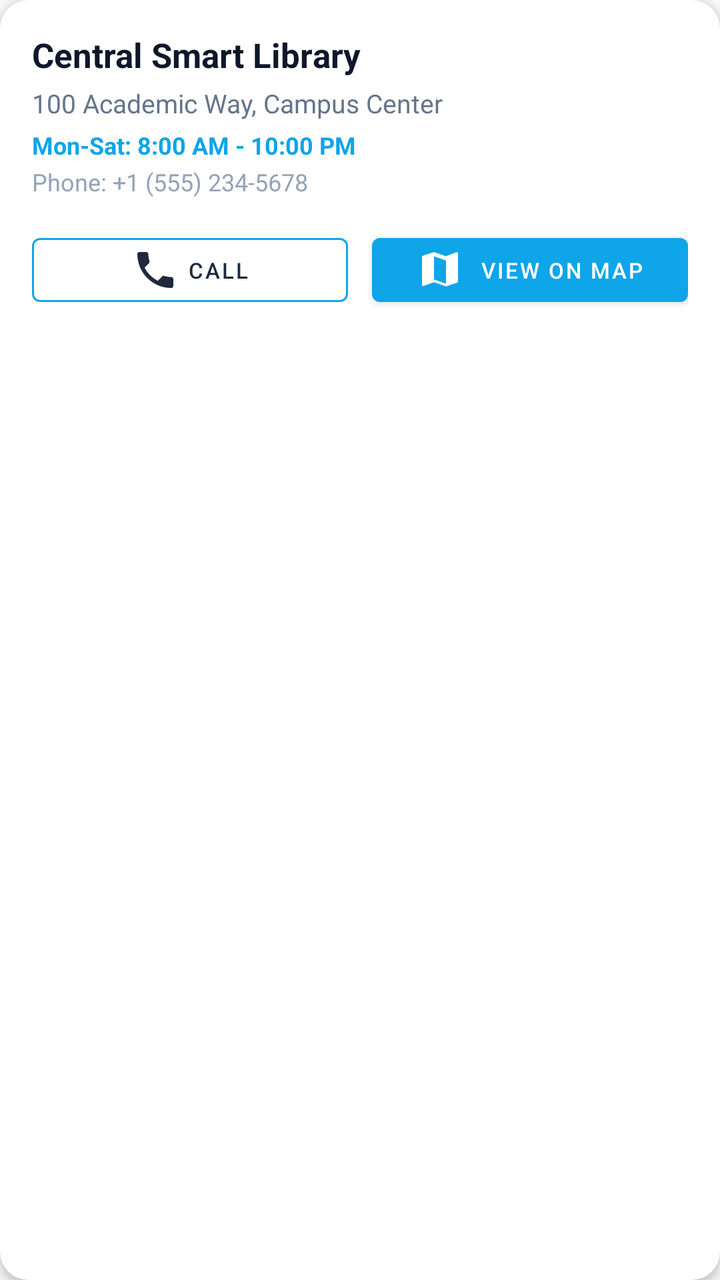
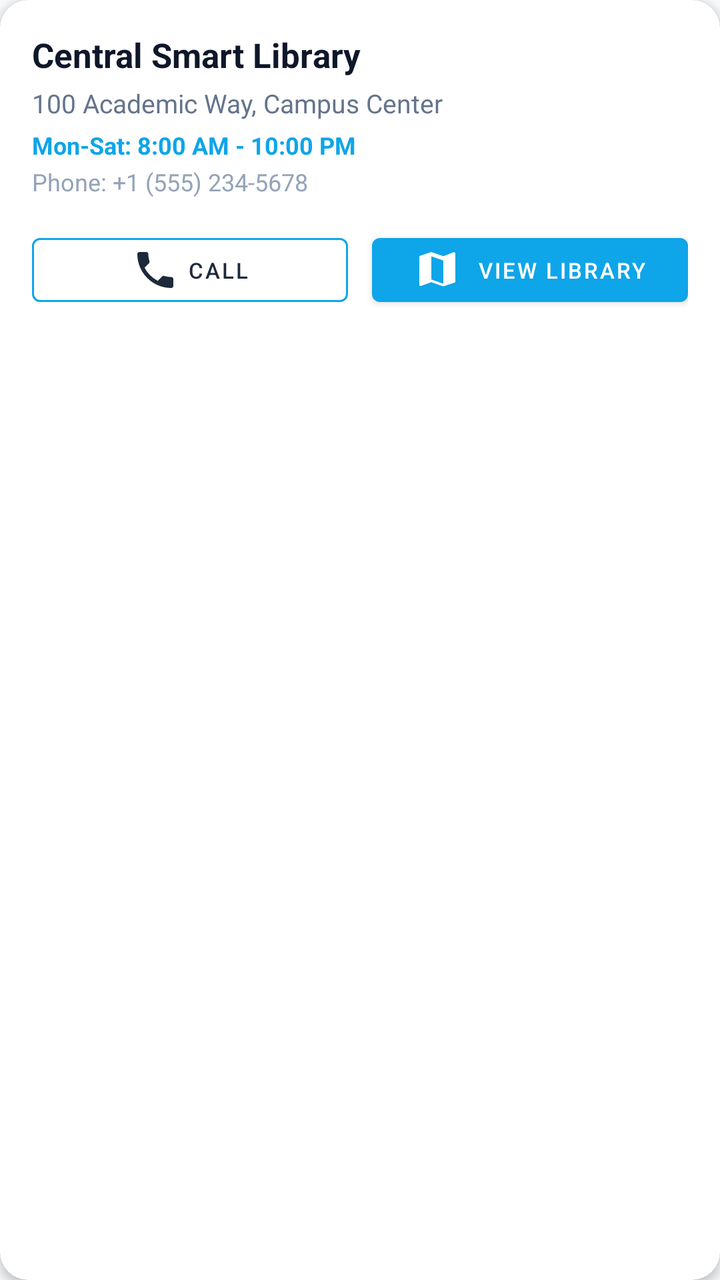

Compare the two renders of this Android layout. The source of the first and the diff that turns it into the second are given below.
<!-- AndroidManifest.xml: application theme Theme.SmartLibrary -->
<!-- res/layout/item_library.xml -->
<?xml version="1.0" encoding="utf-8"?>
<com.google.android.material.card.MaterialCardView xmlns:android="http://schemas.android.com/apk/res/android"
    xmlns:app="http://schemas.android.com/apk/res-auto"
    android:id="@+id/cardLibrary"
    android:layout_width="match_parent"
    android:layout_height="wrap_content"
    android:layout_marginBottom="12dp"
    app:cardBackgroundColor="@color/surface"
    app:cardCornerRadius="14dp"
    app:cardElevation="3dp"
    app:strokeColor="@color/card_stroke">

    <LinearLayout
        android:layout_width="match_parent"
        android:layout_height="wrap_content"
        android:orientation="vertical"
        android:padding="16dp">

        <TextView
            android:id="@+id/tvLibraryName"
            android:layout_width="wrap_content"
            android:layout_height="wrap_content"
            android:text="Central Smart Library"
            android:textColor="@color/text_primary"
            android:textSize="17sp"
            android:textStyle="bold" />

        <TextView
            android:id="@+id/tvLibraryAddress"
            android:layout_width="wrap_content"
            android:layout_height="wrap_content"
            android:layout_marginTop="4dp"
            android:text="100 Academic Way, Campus Center"
            android:textColor="@color/text_secondary"
            android:textSize="13sp" />

        <TextView
            android:id="@+id/tvLibraryHours"
            android:layout_width="wrap_content"
            android:layout_height="wrap_content"
            android:layout_marginTop="4dp"
            android:text="Mon-Sat: 8:00 AM - 10:00 PM"
            android:textColor="@color/accent"
            android:textSize="12sp"
            android:textStyle="bold" />

        <TextView
            android:id="@+id/tvLibraryPhone"
            android:layout_width="wrap_content"
            android:layout_height="wrap_content"
            android:layout_marginTop="2dp"
            android:text="Phone: +1 (555) 234-5678"
            android:textColor="@color/text_muted"
            android:textSize="12sp" />

        <LinearLayout
            android:layout_width="match_parent"
            android:layout_height="wrap_content"
            android:layout_marginTop="14dp"
            android:orientation="horizontal">

            <com.google.android.material.button.MaterialButton
                android:id="@+id/btnCallLibrary"
                style="@style/Widget.MaterialComponents.Button.OutlinedButton"
                android:layout_width="0dp"
                android:layout_height="44dp"
                android:layout_marginEnd="6dp"
                android:layout_weight="1"
                android:text="CALL"
                android:textSize="11sp"
                app:icon="@drawable/ic_phone"
                app:iconGravity="textStart"
                app:strokeColor="@color/accent" />

            <com.google.android.material.button.MaterialButton
                android:id="@+id/btnViewOnMap"
                android:layout_width="0dp"
                android:layout_height="44dp"
                android:layout_marginStart="6dp"
                android:layout_weight="1"
                android:text="VIEW ON MAP"
                android:textSize="11sp"
                app:backgroundTint="@color/accent"
                app:icon="@drawable/ic_map"
                app:iconGravity="textStart" />
        </LinearLayout>

    </LinearLayout>
</com.google.android.material.card.MaterialCardView>
<!-- resources referenced by this layout -->
<resources>
  <color name="accent">#0EA5E9</color>
  <color name="card_stroke">#CBD5E1</color>
  <color name="surface">#FFFFFF</color>
  <color name="text_muted">#94A3B8</color>
  <color name="text_primary">#0F172A</color>
  <color name="text_secondary">#64748B</color>
  <!-- drawable ic_map (drawable) -->
  <vector xmlns:android="http://schemas.android.com/apk/res/android"
      android:width="24dp"
      android:height="24dp"
      android:viewportWidth="24"
      android:viewportHeight="24">
    <path
        android:fillColor="#FF000000"
        android:pathData="M20.5,3l-0.16,0.03L15,5.1 9,3 3.36,4.9C3.15,4.97 3,5.17 3,5.4v14.1c0,0.36 0.35,0.62 0.7,0.5L9,18.1l6,2.1 5.64,-1.9c0.21,-0.07 0.36,-0.27 0.36,-0.5V3.7c0,-0.36 -0.35,-0.62 -0.7,-0.5zM15,18.85l-6,-2.11V5.15l6,2.11v11.59z"/>
  </vector>
  <!-- drawable ic_phone (drawable) -->
  <vector xmlns:android="http://schemas.android.com/apk/res/android"
      android:width="24dp"
      android:height="24dp"
      android:viewportWidth="24"
      android:viewportHeight="24">
    <path
        android:fillColor="#FF000000"
        android:pathData="M6.62,10.79c1.44,2.83 3.76,5.14 6.59,6.59l2.2,-2.2c0.27,-0.27 0.67,-0.36 1.02,-0.24 1.12,0.37 2.33,0.57 3.57,0.57 0.55,0 1,0.45 1,1V20c0,0.55 -0.45,1 -1,1-9.39,0 -17,-7.61 -17,-17 0,-0.55 0.45,-1 1,-1h3.5c0.55,0 1,0.45 1,1 0,1.25 0.2,2.45 0.57,3.57 0.11,0.35 0.03,0.74 -0.24,1.02l-2.2,2.2z"/>
  </vector>
  <style name="Theme.SmartLibrary" parent="Base.Theme.SmartLibrary" />
  <style name="Base.Theme.SmartLibrary" parent="Theme.MaterialComponents.DayNight.NoActionBar">
          
          <item name="colorPrimary">@color/primary</item>
          <item name="colorPrimaryVariant">@color/primary_dark</item>
          <item name="colorOnPrimary">@color/white</item>
          
          <item name="colorSecondary">@color/accent</item>
          <item name="colorSecondaryVariant">@color/accent_dark</item>
          <item name="colorOnSecondary">@color/white</item>
          
          <item name="android:statusBarColor">@color/primary_dark</item>
          <item name="android:windowLightStatusBar">false</item>
          
          <item name="android:windowBackground">@color/background</item>
      </style>
  <color name="primary">#1E293B</color>
  <color name="primary_dark">#0F172A</color>
  <color name="white">#FFFFFF</color>
  <color name="accent_dark">#0284C7</color>
  <color name="background">#F8FAFC</color>
</resources>

<!-- the commit's change to res/layout/item_library.xml (unified diff, before → after) -->
@@ -33,6 +33,17 @@
             android:text="100 Academic Way, Campus Center"
             android:textColor="@color/text_secondary"
             android:textSize="13sp" />
+
+        <TextView
+            android:id="@+id/tvLibraryDistance"
+            android:layout_width="wrap_content"
+            android:layout_height="wrap_content"
+            android:layout_marginTop="2dp"
+            android:text=""
+            android:visibility="gone"
+            android:textColor="@color/accent"
+            android:textStyle="italic"
+            android:textSize="12sp" />
 
         <TextView
             android:id="@+id/tvLibraryHours"
@@ -73,12 +84,12 @@
                 app:strokeColor="@color/accent" />
 
             <com.google.android.material.button.MaterialButton
-                android:id="@+id/btnViewOnMap"
+                android:id="@+id/btnViewLibrary"
                 android:layout_width="0dp"
                 android:layout_height="44dp"
                 android:layout_marginStart="6dp"
                 android:layout_weight="1"
-                android:text="VIEW ON MAP"
+                android:text="VIEW LIBRARY"
                 android:textSize="11sp"
                 app:backgroundTint="@color/accent"
                 app:icon="@drawable/ic_map"
